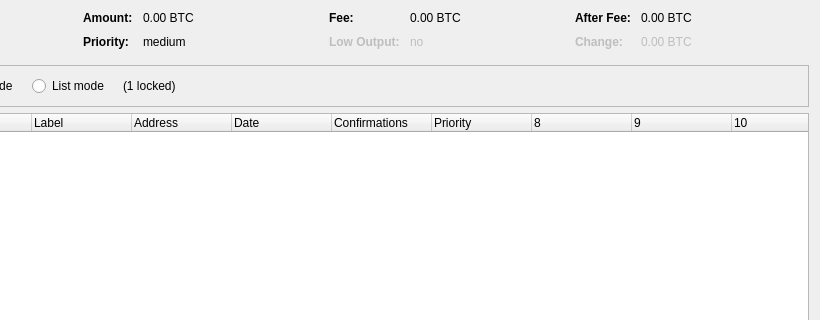
This is src/qt/forms/coincontroldialog.ui in carboncointrust/CC as Qt 5 draws it before an edit; both pictures show x 180 to 1000 and y 0 to 320 of the 1000 by 500 pixel window. The edited form follows.
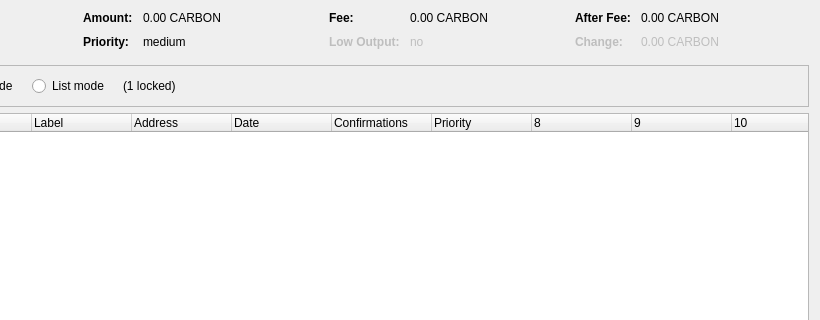
This is the edited form. Custom widgets are drawn as their Qt base class.

```diff
--- a/src/qt/forms/coincontroldialog.ui
+++ b/src/qt/forms/coincontroldialog.ui
@@ -132,7 +132,7 @@
           <enum>Qt::ActionsContextMenu</enum>
          </property>
          <property name="text">
-          <string notr="true">0.00 BTC</string>
+          <string notr="true">0.00 CARBON</string>
          </property>
          <property name="textInteractionFlags">
           <set>Qt::LinksAccessibleByMouse|Qt::TextSelectableByKeyboard|Qt::TextSelectableByMouse</set>
@@ -206,7 +206,7 @@
           <enum>Qt::ActionsContextMenu</enum>
          </property>
          <property name="text">
-          <string notr="true">0.00 BTC</string>
+          <string notr="true">0.00 CARBON</string>
          </property>
          <property name="textInteractionFlags">
           <set>Qt::LinksAccessibleByMouse|Qt::TextSelectableByKeyboard|Qt::TextSelectableByMouse</set>
@@ -286,7 +286,7 @@
           <enum>Qt::ActionsContextMenu</enum>
          </property>
          <property name="text">
-          <string notr="true">0.00 BTC</string>
+          <string notr="true">0.00 CARBON</string>
          </property>
          <property name="textInteractionFlags">
           <set>Qt::LinksAccessibleByMouse|Qt::TextSelectableByKeyboard|Qt::TextSelectableByMouse</set>
@@ -321,7 +321,7 @@
           <enum>Qt::ActionsContextMenu</enum>
          </property>
          <property name="text">
-          <string notr="true">0.00 BTC</string>
+          <string notr="true">0.00 CARBON</string>
          </property>
          <property name="textInteractionFlags">
           <set>Qt::LinksAccessibleByMouse|Qt::TextSelectableByKeyboard|Qt::TextSelectableByMouse</set>
```
